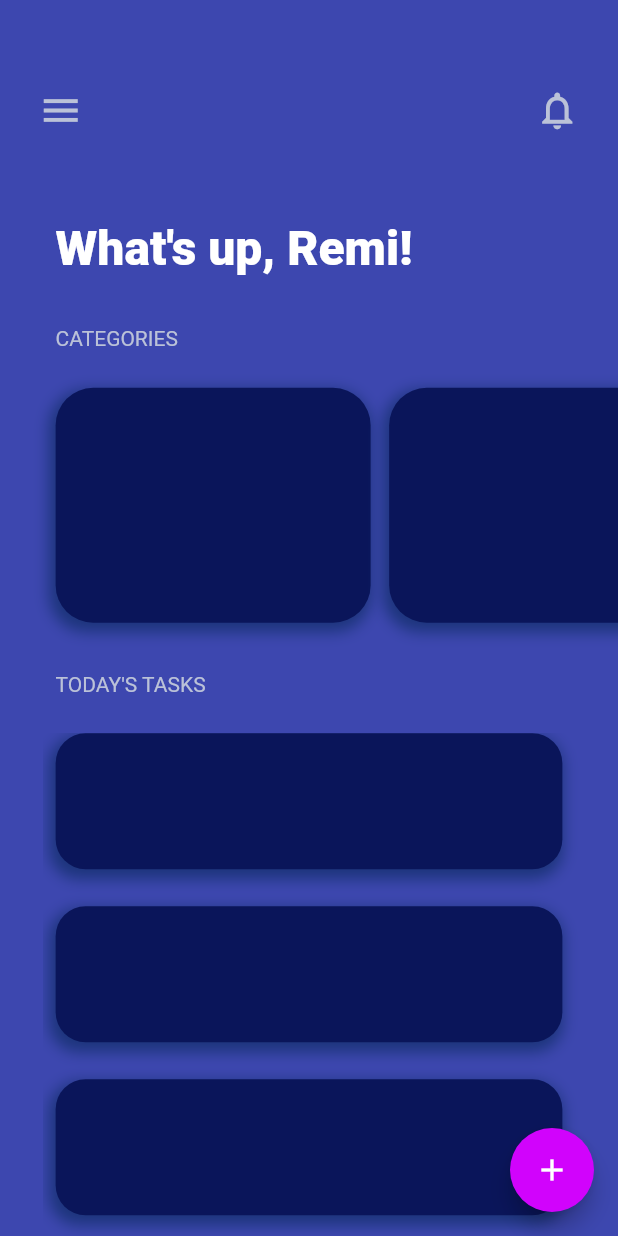
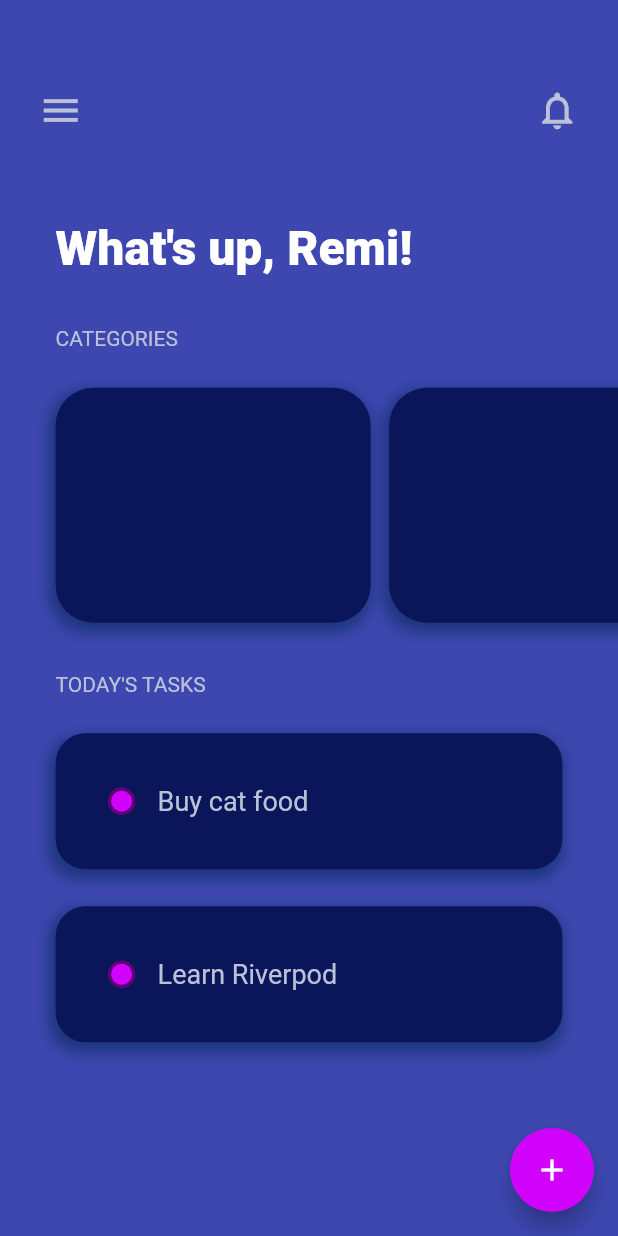
Before and after one commit to I-Scream-4-Icecream/todo_list, a Flutter app: the screen it shows after launch, on a phone screen of 412 x 824 dp. Run offline on Flutter 3.47's test engine with Material 2 defaults, Android fonts, the phone set to English and light mode, and no system bars; our stand-ins replace flutter_riverpod.

Commit message:
added checkboxes for the TaskCell with its functionality

```diff
--- a/lib/notifiers/states.dart
+++ b/lib/notifiers/states.dart
@@ -22,6 +22,15 @@ class TodoNotifier extends StateNotifier<List<Todo>> {
   TodoNotifier(this.reader, [List<Todo>? state]): super(state ?? <Todo>[]);
 
   final Reader reader;
+
+  void printList(ref) {
+    final todos = ref.watch(todosProvider);
+    for(final todo in todos) {
+      print(todo.id);
+      print(todo.completed);
+      print(todo.description);
+    }
+  }
 
   void add(String description) {
     state = [...state, Todo(description)];
--- a/lib/pages/home.dart
+++ b/lib/pages/home.dart
@@ -1,4 +1,6 @@
 import 'package:flutter/material.dart';
+import 'package:flutter_riverpod/flutter_riverpod.dart';
+import 'package:todo_list/notifiers/states.dart';
 import 'dart:developer';
 
 import 'package:todo_list/shared/category_cell.dart';
@@ -6,6 +8,9 @@ import 'package:todo_list/shared/task_cell.dart';
 
 class Home extends StatelessWidget {
   final _scaffoldKey = GlobalKey<ScaffoldState>();
+  final _currentTodo = Provider<Todo>((ref) => throw UnimplementedError());
+
+  get getCurrentTodo => _currentTodo;
 
   void _showMenu(Offset offset, context) async {
     double left = offset.dx;
@@ -148,22 +153,34 @@ class Home extends StatelessWidget {
               padding: EdgeInsets.only(right: screenWidth*0.04, left: screenWidth*0.07),
               child: SizedBox(
                 height: screenHeight*0.5,
-                child: ListView(
-                  shrinkWrap: true,
-                  children: <Widget> [
-                    TaskCell(screenHeight: screenHeight, screenWidth: screenWidth),
-                    TaskCell(screenHeight: screenHeight, screenWidth: screenWidth),
-                    TaskCell(screenHeight: screenHeight, screenWidth: screenWidth),
-                    TaskCell(screenHeight: screenHeight, screenWidth: screenWidth),
-                    TaskCell(screenHeight: screenHeight, screenWidth: screenWidth),
-                  ],
-                ),
+                child: Consumer(
+                  builder: (context, ref, child) {
+                    return ListView(
+                      shrinkWrap: true,
+                      children: <Widget> [
+                        ...ref.watch(todosProvider).map(
+                          (todo) => ProviderScope(
+                            child: TaskCell(screenHeight, screenWidth, id: todo.id, description: todo.description, currentTodo: _currentTodo),
+                            overrides: [
+                              _currentTodo.overrideWithValue(todo)
+                            ],
+                          )
+                        ).toList()
+                      ],
+                    );
+                  }
+                )
               ),
             ),
           ]
         )
       )
-
     );
   }
 }
+
+                        // TaskCell(screenHeight: screenHeight, screenWidth: screenWidth),
+                        // TaskCell(screenHeight: screenHeight, screenWidth: screenWidth),
+                        // TaskCell(screenHeight: screenHeight, screenWidth: screenWidth),
+                        // TaskCell(screenHeight: screenHeight, screenWidth: screenWidth),
+                        // TaskCell(screenHeight: screenHeight, screenWidth: screenWidth),
--- a/lib/shared/task_cell.dart
+++ b/lib/shared/task_cell.dart
@@ -1,34 +1,66 @@
 import 'package:flutter/material.dart';
+import 'package:flutter_riverpod/flutter_riverpod.dart';
+import 'package:todo_list/pages/home.dart';
+import 'package:todo_list/notifiers/states.dart';
 
 class TaskCell extends StatelessWidget {
-  const TaskCell({
-    Key? key,
-    required this.screenHeight,
-    required this.screenWidth,
-  }) : super(key: key);
+  TaskCell(
+    this.screenHeight,
+    this.screenWidth, {
+    required this.id,
+    this.description = "",
+    this.completed = false,
+    required this.currentTodo
+    }
+  );
 
   final double screenHeight;
   final double screenWidth;
+  final String id;
+  final String description;
+  final currentTodo;
+  bool completed;
 
   @override
   Widget build(BuildContext context) {
     return Padding(
       padding: EdgeInsets.only(bottom: screenHeight*0.03, right: screenWidth*0.05, left: screenWidth*0.02),
       child: Container(
-        height: screenHeight*0.11,
-        padding: EdgeInsets.only(left: 20, right: 20),
-        decoration: BoxDecoration(
-          borderRadius: BorderRadius.all(Radius.circular(20)),
-          color: Color(0xFF0a155a),
-          boxShadow: [
-            BoxShadow(
-              color: Color(0xFF1c347b),
-              spreadRadius: 2,
-              blurRadius: 8,
-              offset: Offset(-2, 4), // changes position of shadow
+        child: Column(
+          crossAxisAlignment: CrossAxisAlignment.start,
+          mainAxisAlignment: MainAxisAlignment.center,
+          children: [
+            Row(
+              children: [
+                Consumer(
+                  builder: (context, ref, child) {
+                    final Todo todo = ref.watch(currentTodo);
+                    return Checkbox(
+                      checkColor: Colors.white,
+                      fillColor: MaterialStateProperty.all(Color(0xffd103fc)),
+                      shape: CircleBorder(),
+                      value: todo.completed,
+                      onChanged: (bool? value) {
+                        ref.read(todosProvider.notifier).toggle(todo.id);
+                        ref.read(todosProvider.notifier).printList(ref);
+                      },
+                    );
+                  }
+                ),
+                Text(
+                  description,
+                  style: TextStyle(
+                    color: Color(0xFFbbc2d8),
+                    fontSize: 18.0
+                  ),
+                ),
+              ],
             ),
           ],
         ),
+        height: screenHeight*0.11,
+        padding: EdgeInsets.only(left: 20, right: 20),
+        decoration: boxDecoration(),
         constraints: BoxConstraints(
           minWidth: 160,
           maxWidth: 210,
@@ -36,4 +68,19 @@ class TaskCell extends StatelessWidget {
       ),
     );
   }
+
+  BoxDecoration boxDecoration() {
+    return BoxDecoration(
+      borderRadius: BorderRadius.all(Radius.circular(20)),
+      color: Color(0xFF0a155a),
+      boxShadow: [
+        BoxShadow(
+          color: Color(0xFF1c347b),
+          spreadRadius: 2,
+          blurRadius: 8,
+          offset: Offset(-2, 4), // changes position of shadow
+        ),
+      ],
+    );
+  }
 }
--- a/pubspec.yaml
+++ b/pubspec.yaml
@@ -8,8 +8,8 @@ dependencies:
   cupertino_icons: ^1.0.2
   flutter:
     sdk: flutter
-  flutter_riverpod: ^0.14.0+3
-  riverpod: ^0.14.0+3
+  flutter_riverpod: ^1.0.0-dev.2
+  riverpod: ^1.0.0-dev.2
   uuid: ^3.0.4
 dev_dependencies:
   flutter_test:
```
Also changed, not shown: pubspec.lock.
